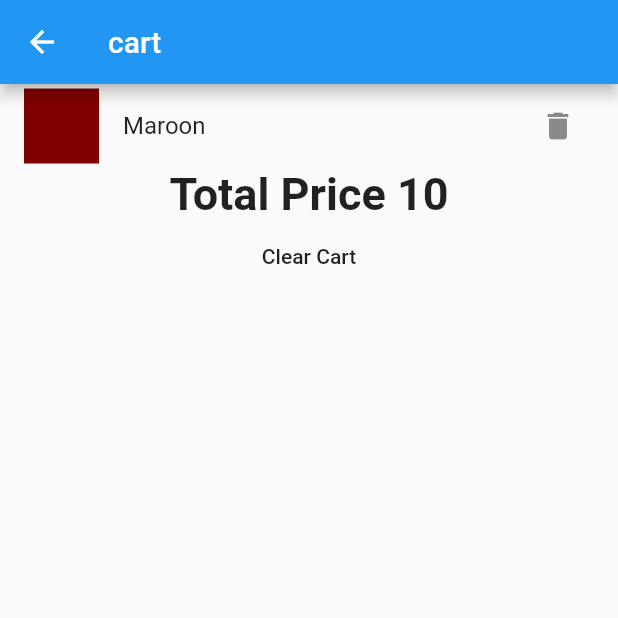
After one commit to piyush303/flutter_mobx, a Flutter app: the CatalogScreen screen opened directly, after a tap on "Add", after a tap on the "shopping cart" icon, on a phone screen of 412 x 824 dp, the top half of it. The commit adds this screen. Run offline on Flutter 3.47's test engine with Material 2 defaults, Android fonts, the phone set to English and light mode, and no system bars; our stand-ins replace flutter_mobx, mobx; missing offline and left inert: dart_json_mapper; generated files the repository leaves out were written again.

Commit message:
catalog module

```diff
--- /dev/null
+++ b/lib/simple_catalog/screens/cart_screen.dart
@@ -0,0 +1,55 @@
+import 'package:flutter/material.dart';
+import 'package:flutter_mobx/flutter_mobx.dart';
+import 'package:provider/provider.dart';
+
+import 'package:flutter_mobx_examples/simple_catalog/store/catalog_store.dart';
+
+class CartScreen extends StatelessWidget {
+
+  @override
+  Widget build(BuildContext context) {
+    final store = Provider.of<CatalogStore>(context);
+
+    return Scaffold(
+      appBar: AppBar(
+        title: Text('cart'),
+      ),
+      body: Observer(
+        builder: (context) => Column(
+          children: <Widget>[
+            ListView.builder(
+              shrinkWrap: true,
+              itemCount: store.cartItems.length,
+              itemBuilder: (context, index) => ListTile(
+                leading: Container(
+                  height: 50.0,
+                  width: 50.0,
+                  color: store.cartItems[index].colorCode,
+                ),
+                title: Text("${store.cartItems[index].name}"),
+                trailing: IconButton(
+                  icon: Icon(Icons.delete),
+                  onPressed: () {
+                    store.delete(index);
+                  },
+                ),
+              ),
+            ),
+            Observer(
+              builder: (context) => Text("Total Price ${store.cartTotal.toString()}", style: TextStyle(
+                fontSize: 30.0,
+                fontWeight: FontWeight.bold,
+              ),),
+            ),
+            FlatButton(
+              child: Text('Clear Cart'),
+              onPressed: () {
+                store.clear();
+              },
+            )
+          ],
+        ),
+      ),
+    );
+  }
+}
--- /dev/null
+++ b/lib/simple_catalog/screens/catalog_screen.dart
@@ -0,0 +1,76 @@
+import 'package:flutter/material.dart';
+import 'package:flutter_mobx/flutter_mobx.dart';
+import 'package:provider/provider.dart';
+
+import 'package:flutter_mobx_examples/simple_catalog/store/catalog_store.dart';
+import 'package:flutter_mobx_examples/simple_catalog/screens/cart_screen.dart';
+
+class CatalogScreen extends StatelessWidget {
+  @override
+  Widget build(BuildContext context) {
+    final store = Provider.of<CatalogStore>(context);
+
+    return Scaffold(
+      appBar: AppBar(
+        title: Text('Catalog Screen'),
+        actions: <Widget>[
+          Observer(
+            builder: (context) => Text(store.cartItems.length.toString()),
+          ),
+          IconButton(
+            icon: Icon(
+              Icons.shopping_cart,
+              color: Colors.white,
+            ),
+            onPressed: () {
+              Navigator.push(
+                context,
+                MaterialPageRoute(
+                  builder: (context) => CartScreen(),
+                ),
+              );
+            },
+          ),
+        ],
+      ),
+      body: Container(
+        child: Column(
+          children: <Widget>[
+            Observer(
+              builder: (context) => ListView.builder(
+                shrinkWrap: true,
+                itemCount: store.colors.length,
+                itemBuilder: (context, index) => ListTile(
+                  trailing: Wrap(
+                    spacing: 20,
+                    children: <Widget>[
+                      Text(store.colors[index].price.toString()),
+                      RaisedButton(
+                        child: Text('Add'),
+                        onPressed: () {
+                          store.addToCard(
+                              store.colors[index].colorCode,
+                              store.colors[index].name,
+                              store.colors[index].price,
+                            index,
+                          );
+                        },
+                      ),
+                    ],
+                  ),
+                  leading: Container(
+                    height: 50.0,
+                    width: 50.0,
+                    color: store.colors[index].colorCode,
+                  ),
+                  title: Text(store.colors[index].name),
+                  onTap: () {},
+                ),
+              ),
+            ),
+          ],
+        ),
+      ),
+    );
+  }
+}
--- /dev/null
+++ b/lib/simple_catalog/store/catalog_store.dart
@@ -0,0 +1,53 @@
+import 'package:mobx/mobx.dart';
+import 'dart:ui';
+
+import 'package:flutter_mobx_examples/simple_catalog/store/color.dart';
+
+part 'catalog_store.g.dart';
+
+class CatalogStore = _CatalogStore with _$CatalogStore;
+
+abstract class _CatalogStore with Store {
+  @observable
+  List<ColorItem> colors = [
+    ColorItem(Color(0xFF800000), 'Maroon', 10),
+    ColorItem(Color(0xFFFFA500), 'Orange', 5),
+    ColorItem(Color(0xFF808000), 'Olive', 20),
+    ColorItem(Color(0xFF00FF00), 'Lime', 12),
+    ColorItem(Color(0xFF00FFFF), 'Aqua', 34),
+    ColorItem(Color(0xFF9932CC), 'Dark Orchid', 23),
+    ColorItem(Color(0xFFFF1493), 'Deep Pink', 32),
+    ColorItem(Color(0xFFD2B48C), 'Tan', 12),
+//    ColorItem(Color(0xFFF0E68C), 'Khaki', 11),
+//    ColorItem(Color(0xFF6B8E23), 'Olive Drab', 22),
+//    ColorItem(Color(0xFF556B2F), 'Dark Olive Green', 15),
+//    ColorItem(Color(0xFF5F9EA0), 'Cadet Blue', 15),
+//    ColorItem(Color(0xFFDA70D6), 'Orchid',25),
+//    ColorItem(Color(0xFFE0FFFF), 'Light Cyan', 35),
+//    ColorItem(Color(0xFFF5DEB3), 'Wheat', 50),
+  ];
+
+  @observable
+  ObservableList<ColorItem> cartItems = ObservableList<ColorItem>();
+
+  @computed
+  get cartTotal =>
+    cartItems.fold(0, (preValue, ele) => preValue + ele.price);
+
+
+  @action
+  addToCard(colorCode, name, price, index) {
+    final element = ColorItem(colorCode, name, price);
+    cartItems.add(element);
+  }
+
+  @action
+  delete(index) {
+    cartItems.removeAt(index);
+  }
+
+  @action
+  clear() {
+    cartItems.clear();
+  }
+}
--- /dev/null
+++ b/lib/simple_catalog/store/color.dart
@@ -0,0 +1,16 @@
+import 'dart:ui';
+
+import 'package:mobx/mobx.dart';
+
+class ColorItem {
+  final Color colorCode;
+
+  final String name;
+
+  final int price;
+
+//  @observable
+//  int quantity;
+
+  ColorItem(this.colorCode, this.name, this.price);
+}
--- a/pubspec.yaml
+++ b/pubspec.yaml
@@ -28,6 +28,9 @@ dependencies:
   provider: ^4.0.4
   dart_json_mapper: ^1.5.2
   dart_json_mapper_mobx: ^1.2.0
+  camera: ^0.5.7+4
+  path_provider: ^1.6.5
+  path: ^1.6.4
 
 dev_dependencies:
   flutter_test:
```
Also changed, not shown: lib/main.dart (+16 -0 lines), lib/simple_catalog/catalog.dart (added, +15 -0 lines), lib/simple_catalog/screens/login_screen.dart (added, +68 -0 lines), lib/simple_catalog/store/catalog_store.g.dart (added), lib/simple_catalog/store/colors_store.dart (added), lib/simple_catalog/store/login_store.dart (added), lib/simple_catalog/store/login_store.g.dart (added).
